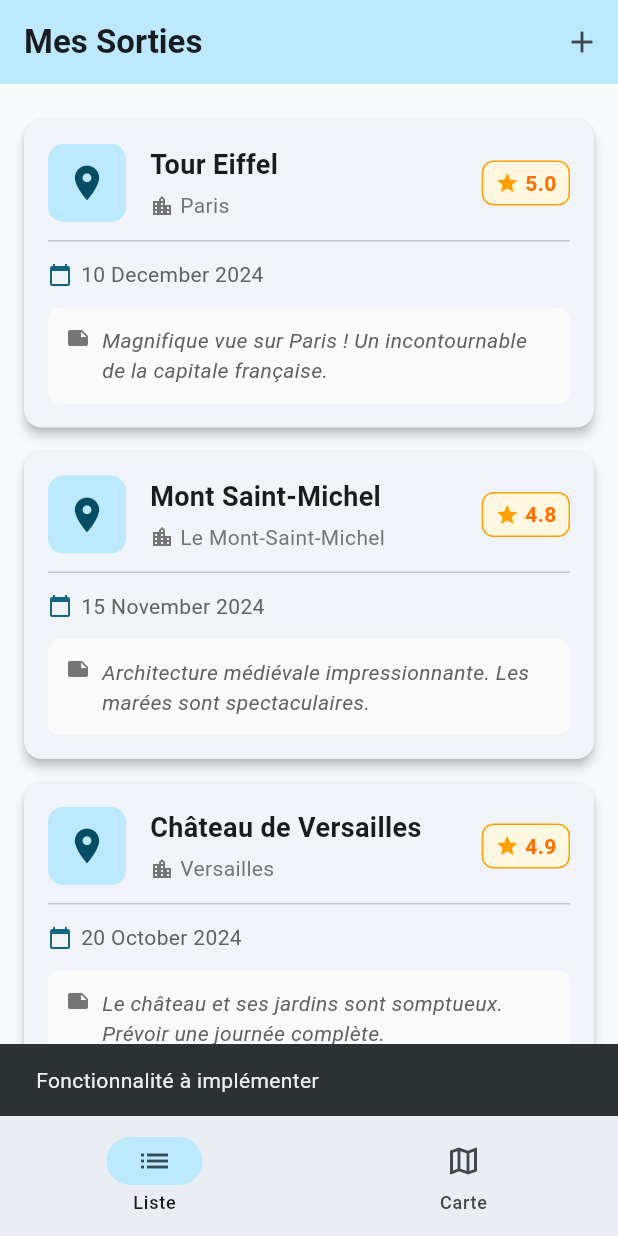
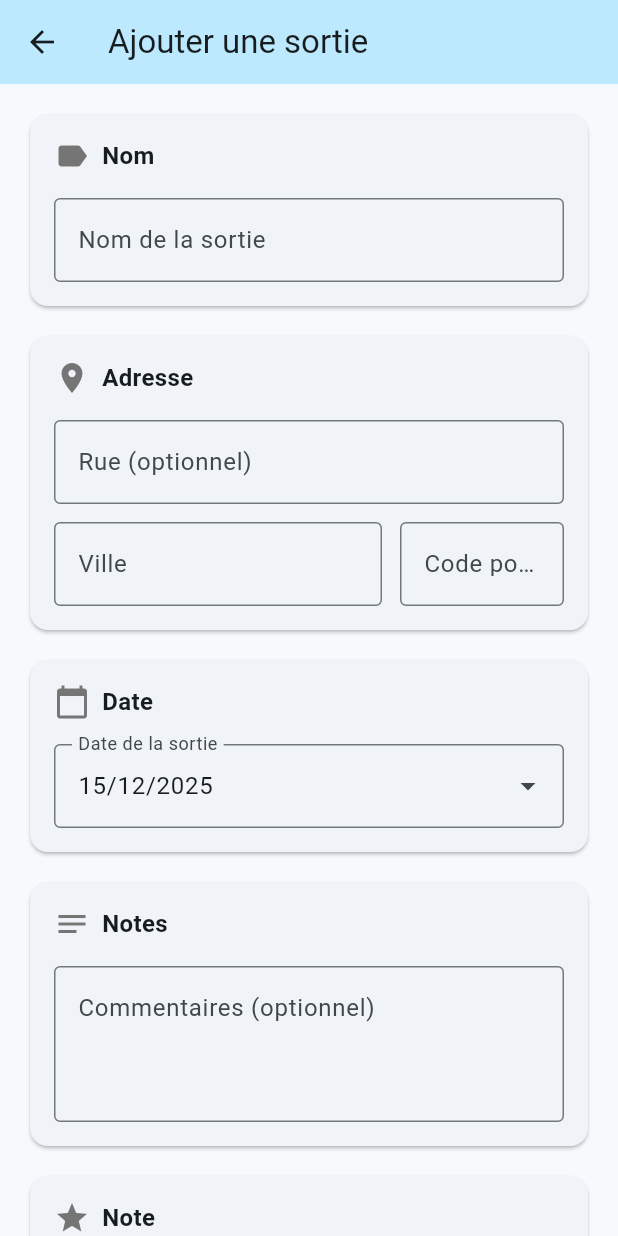
Before and after one commit to AzTaiiyoo/flutter_2025_carnet_voyage, a Flutter app: the screen it shows after launch, after a tap on the "add" icon, on a phone screen of 412 x 824 dp. Run offline on Flutter 3.47's test engine with Material 3 defaults, Android fonts, the phone set to English and light mode, and no system bars; our stand-ins replace flutter_bloc.

Commit message:
feat(activity): ajout de l'écran pour ajouter une sortie avec formulaire complet

```diff
--- a/flutter_2025_carnet_voyage/lib/main.dart
+++ b/flutter_2025_carnet_voyage/lib/main.dart
@@ -1,5 +1,6 @@
 import 'package:flutter/material.dart';
 import 'package:flutter_bloc/flutter_bloc.dart';
+import 'package:flutter_localizations/flutter_localizations.dart';
 import 'blocs/sortie_cubit.dart';
 import 'ui/screen/home.dart';
 import 'routes/routes.dart';
@@ -18,6 +19,19 @@ class MyApp extends StatelessWidget {
       child: MaterialApp(
         title: 'Carnet de Voyage',
         debugShowCheckedModeBanner: false,
+
+        // Localisations
+        localizationsDelegates: const [
+          GlobalMaterialLocalizations.delegate,
+          GlobalWidgetsLocalizations.delegate,
+          GlobalCupertinoLocalizations.delegate,
+        ],
+        supportedLocales: const [
+          Locale('fr', 'FR'),
+          Locale('en', 'US'),
+        ],
+        locale: const Locale('fr', 'FR'),
+
         theme: ThemeData(
           colorScheme: ColorScheme.fromSeed(seedColor: Colors.blueGrey),
           useMaterial3: true,
--- a/flutter_2025_carnet_voyage/lib/routes/routes.dart
+++ b/flutter_2025_carnet_voyage/lib/routes/routes.dart
@@ -1,5 +1,6 @@
 import 'package:flutter/cupertino.dart';
 import 'package:flutter_2025_carnet_voyage/ui/screen/map.dart';
+import 'package:flutter_2025_carnet_voyage/ui/screen/add_activity.dart';
 
 import '../ui/screen/home.dart';
 
@@ -7,10 +8,12 @@ class Routes {
   static const String home = '/home';
   static const String map = '/map';
   static const String searchAddress = '/search_address';
+  static const String addActivity = '/add_activity';
 
   static Map<String, WidgetBuilder> get allRoutes => {
     home: (_) => const Home(),
     map: (_) => const MapScreen(),
+    addActivity: (_) => const AddActivity(),
     //searchAddress: (_) => const SearchAddress(),
   };
 }
--- /dev/null
+++ b/flutter_2025_carnet_voyage/lib/ui/screen/add_activity.dart
@@ -0,0 +1,366 @@
+import 'package:flutter/material.dart';
+import 'package:flutter_bloc/flutter_bloc.dart';
+import 'package:intl/intl.dart';
+
+import '../../models/address.dart';
+import '../../models/sortie.dart';
+import '../../blocs/sortie_cubit.dart';
+
+class AddActivity extends StatefulWidget {
+  const AddActivity({super.key});
+
+  @override
+  State<AddActivity> createState() => _AddActivityState();
+}
+
+class _AddActivityState extends State<AddActivity> {
+  final TextEditingController _nameController = TextEditingController();
+  final TextEditingController _streetController = TextEditingController();
+  final TextEditingController _cityController = TextEditingController();
+  final TextEditingController _postcodeController = TextEditingController();
+  final TextEditingController _noteController = TextEditingController();
+  final TextEditingController _dateController = TextEditingController();
+
+  DateTime _selectedDate = DateTime.now();
+  double _rating = 0;
+
+  final GlobalKey<FormState> _formKey = GlobalKey();
+
+  @override
+  void initState() {
+    super.initState();
+    _dateController.text = DateFormat('dd/MM/yyyy').format(_selectedDate);
+  }
+
+  @override
+  void dispose() {
+    _nameController.dispose();
+    _streetController.dispose();
+    _cityController.dispose();
+    _postcodeController.dispose();
+    _noteController.dispose();
+    _dateController.dispose();
+    super.dispose();
+  }
+
+  Future<void> _selectDate(BuildContext context) async {
+    final DateTime? picked = await showDatePicker(
+      context: context,
+      initialDate: _selectedDate,
+      firstDate: DateTime(2000),
+      lastDate: DateTime(2100),
+      locale: const Locale('fr', 'FR'),
+    );
+    if (picked != null && picked != _selectedDate) {
+      setState(() {
+        _selectedDate = picked;
+        _dateController.text = DateFormat('dd/MM/yyyy').format(picked);
+      });
+    }
+  }
+
+  @override
+  Widget build(BuildContext context) {
+    return Scaffold(
+      appBar: AppBar(
+        title: const Text('Ajouter une sortie'),
+        backgroundColor: Theme.of(context).colorScheme.primaryContainer,
+      ),
+      body: SingleChildScrollView(
+        child: Container(
+          margin: const EdgeInsets.all(16.0),
+          child: Form(
+            key: _formKey,
+            child: Column(
+              crossAxisAlignment: CrossAxisAlignment.stretch,
+              children: <Widget>[
+                // Nom de l'activité
+                Card(
+                  child: Padding(
+                    padding: const EdgeInsets.all(16.0),
+                    child: Column(
+                      crossAxisAlignment: CrossAxisAlignment.start,
+                      children: [
+                        Row(
+                          children: [
+                            Icon(Icons.label, color: Colors.grey[600]),
+                            const SizedBox(width: 8),
+                            const Text(
+                              'Nom',
+                              style: TextStyle(
+                                fontSize: 16,
+                                fontWeight: FontWeight.bold,
+                              ),
+                            ),
+                          ],
+                        ),
+                        const SizedBox(height: 16),
+                        TextFormField(
+                          controller: _nameController,
+                          decoration: const InputDecoration(
+                            labelText: 'Nom de la sortie',
+                            border: OutlineInputBorder(),
+                          ),
+                          validator: (value) {
+                            if (value == null || value.isEmpty) {
+                              return 'Veuillez entrer le nom de la sortie';
+                            }
+                            return null;
+                          },
+                        ),
+                      ],
+                    ),
+                  ),
+                ),
+                const SizedBox(height: 12),
+
+                // Section Adresse
+                Card(
+                  child: Padding(
+                    padding: const EdgeInsets.all(16.0),
+                    child: Column(
+                      crossAxisAlignment: CrossAxisAlignment.start,
+                      children: [
+                        Row(
+                          children: [
+                            Icon(Icons.location_on, color: Colors.grey[600]),
+                            const SizedBox(width: 8),
+                            const Text(
+                              'Adresse',
+                              style: TextStyle(
+                                fontSize: 16,
+                                fontWeight: FontWeight.bold,
+                              ),
+                            ),
+                          ],
+                        ),
+                        const SizedBox(height: 16),
+                        TextFormField(
+                          controller: _streetController,
+                          decoration: const InputDecoration(
+                            labelText: 'Rue (optionnel)',
+                            border: OutlineInputBorder(),
+                          ),
+                        ),
+                        const SizedBox(height: 12),
+                        Row(
+                          children: [
+                            Expanded(
+                              flex: 2,
+                              child: TextFormField(
+                                controller: _cityController,
+                                decoration: const InputDecoration(
+                                  labelText: 'Ville',
+                                  border: OutlineInputBorder(),
+                                ),
+                                validator: (value) {
+                                  if (value == null || value.isEmpty) {
+                                    return 'Ville requise';
+                                  }
+                                  return null;
+                                },
+                              ),
+                            ),
+                            const SizedBox(width: 12),
+                            Expanded(
+                              child: TextFormField(
+                                controller: _postcodeController,
+                                decoration: const InputDecoration(
+                                  labelText: 'Code postal',
+                                  border: OutlineInputBorder(),
+                                ),
+                                keyboardType: TextInputType.number,
+                                validator: (value) {
+                                  if (value == null || value.isEmpty) {
+                                    return 'Requis';
+                                  }
+                                  return null;
+                                },
+                              ),
+                            ),
+                          ],
+                        ),
+                      ],
+                    ),
+                  ),
+                ),
+                const SizedBox(height: 12),
+
+                // Date
+                Card(
+                  child: Padding(
+                    padding: const EdgeInsets.all(16.0),
+                    child: Column(
+                      crossAxisAlignment: CrossAxisAlignment.start,
+                      children: [
+                        Row(
+                          children: [
+                            Icon(Icons.calendar_today, color: Colors.grey[600]),
+                            const SizedBox(width: 8),
+                            const Text(
+                              'Date',
+                              style: TextStyle(
+                                fontSize: 16,
+                                fontWeight: FontWeight.bold,
+                              ),
+                            ),
+                          ],
+                        ),
+                        const SizedBox(height: 16),
+                        TextFormField(
+                          controller: _dateController,
+                          readOnly: true,
+                          onTap: () => _selectDate(context),
+                          decoration: const InputDecoration(
+                            labelText: 'Date de la sortie',
+                            border: OutlineInputBorder(),
+                            suffixIcon: Icon(Icons.arrow_drop_down),
+                          ),
+                          validator: (value) {
+                            if (value == null || value.isEmpty) {
+                              return 'Veuillez sélectionner une date';
+                            }
+                            return null;
+                          },
+                        ),
+                      ],
+                    ),
+                  ),
+                ),
+                const SizedBox(height: 12),
+
+                // Note / Commentaire
+                Card(
+                  child: Padding(
+                    padding: const EdgeInsets.all(16.0),
+                    child: Column(
+                      crossAxisAlignment: CrossAxisAlignment.start,
+                      children: [
+                        Row(
+                          children: [
+                            Icon(Icons.notes, color: Colors.grey[600]),
+                            const SizedBox(width: 8),
+                            const Text(
+                              'Notes',
+                              style: TextStyle(
+                                fontSize: 16,
+                                fontWeight: FontWeight.bold,
+                              ),
+                            ),
+                          ],
+                        ),
+                        const SizedBox(height: 16),
+                        TextFormField(
+                          controller: _noteController,
+                          maxLines: 3,
+                          decoration: const InputDecoration(
+                            labelText: 'Commentaires (optionnel)',
+                            border: OutlineInputBorder(),
+                            alignLabelWithHint: true,
+                          ),
+                        ),
+                      ],
+                    ),
+                  ),
+                ),
+                const SizedBox(height: 12),
+
+                // Rating
+                Card(
+                  child: Padding(
+                    padding: const EdgeInsets.all(16.0),
+                    child: Column(
+                      crossAxisAlignment: CrossAxisAlignment.start,
+                      children: [
+                        Row(
+                          children: [
+                            Icon(Icons.star, color: Colors.grey[600]),
+                            const SizedBox(width: 8),
+                            const Text(
+                              'Note',
+                              style: TextStyle(
+                                fontSize: 16,
+                                fontWeight: FontWeight.bold,
+                              ),
+                            ),
+                          ],
+                        ),
+                        const SizedBox(height: 8),
+                        Row(
+                          mainAxisAlignment: MainAxisAlignment.center,
+                          children: List.generate(5, (index) {
+                            return IconButton(
+                              icon: Icon(
+                                index < _rating ? Icons.star : Icons.star_border,
+                                color: Colors.amber,
+                                size: 36,
+                              ),
+                              onPressed: () {
+                                setState(() {
+                                  _rating = index + 1.0;
+                                });
+                              },
+                            );
+                          }),
+                        ),
+                        if (_rating > 0)
+                          Center(
+                            child: TextButton(
+                              onPressed: () {
+                                setState(() {
+                                  _rating = 0;
+                                });
+                              },
+                              child: const Text('Effacer la note'),
+                            ),
+                          ),
+                      ],
+                    ),
+                  ),
+                ),
+                const SizedBox(height: 24),
+
+                // Bouton Ajouter
+                ElevatedButton.icon(
+                  onPressed: () {
+                    if (_formKey.currentState!.validate()) {
+                      final Address address = Address(
+                        street: _streetController.text.isNotEmpty ? _streetController.text : null,
+                        city: _cityController.text,
+                        postcode: _postcodeController.text,
+                      );
+
+                      final Sortie newSortie = Sortie(
+                        id: DateTime.now().millisecondsSinceEpoch.toString(),
+                        name: _nameController.text,
+                        address: address,
+                        date: _selectedDate,
+                        note: _noteController.text.isNotEmpty ? _noteController.text : null,
+                        rating: _rating > 0 ? _rating : null,
+                        imageUrl: null,
+                      );
+                      context.read<SortieCubit>().addSortie(newSortie);
+                      Navigator.of(context).pop();
+
+                      ScaffoldMessenger.of(context).showSnackBar(
+                        const SnackBar(
+                          content: Text('Sortie ajoutée avec succès !'),
+                          backgroundColor: Colors.green,
+                        ),
+                      );
+                    }
+                  },
+                  icon: const Icon(Icons.add),
+                  label: const Text('Ajouter la sortie'),
+                  style: ElevatedButton.styleFrom(
+                    padding: const EdgeInsets.symmetric(vertical: 16),
+                  ),
+                ),
+              ],
+            ),
+          ),
+        ),
+      ),
+    );
+  }
+}
--- a/flutter_2025_carnet_voyage/lib/ui/screen/home.dart
+++ b/flutter_2025_carnet_voyage/lib/ui/screen/home.dart
@@ -1,4 +1,5 @@
 import 'package:flutter/material.dart';
+import '../../routes/routes.dart';
 import '../view/list.dart';
 
 class Home extends StatefulWidget {
@@ -27,13 +28,7 @@ class _HomeState extends State<Home> {
               icon: const Icon(Icons.add),
               tooltip: 'Ajouter une sortie',
               onPressed: () {
-                // TODO: Navigation vers la page d'ajout de sortie
-                ScaffoldMessenger.of(context).showSnackBar(
-                  const SnackBar(
-                    content: Text('Fonctionnalité à implémenter'),
-                    duration: Duration(seconds: 2),
-                  ),
-                );
+                Navigator.pushNamed(context, Routes.addActivity);
               },
             ),
         ],
--- a/flutter_2025_carnet_voyage/pubspec.yaml
+++ b/flutter_2025_carnet_voyage/pubspec.yaml
@@ -39,7 +39,9 @@ dependencies:
   shared_preferences: ^2.5.3
   flutter_map: ^8.2.2
   latlong2: ^0.9.1
-  intl: ^0.19.0
+  intl: ^0.20.2
+  flutter_localizations:
+    sdk: flutter
 
 dev_dependencies:
   flutter_test:
```
